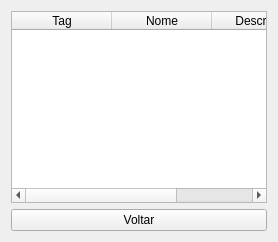
jonatastz/Projeto_Inovacao, file service_tag_manager/view/ui_historico.ui: the form before one commit.
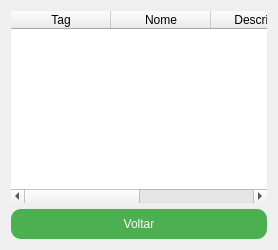
The form after the commit.

Commit message: adição de campo de data e ajuste de layout

Patch:
```diff
--- a/service_tag_manager/view/ui_historico.ui
+++ b/service_tag_manager/view/ui_historico.ui
@@ -2,11 +2,42 @@
 <ui version="4.0">
  <class>HistoricoWidget</class>
  <widget class="QWidget" name="HistoricoWidget">
+  <property name="windowTitle">
+   <string>HISTÓRICO DE EQUIPAMENTOS</string>
+  </property>
+  <property name="styleSheet">
+   <string notr="true"><![CDATA[
+    QWidget {
+        background: qlineargradient(
+            spread:pad,
+            x1:0, y1:0,
+            x2:1, y2:1,
+            stop:0 #a8e6cf,
+            stop:1 #00bcd4
+        );
+    }
+    QPushButton {
+        background-color: #4CAF50;
+        color: white;
+        border-radius: 10px;
+        padding: 8px 16px;
+    }
+    QPushButton:hover { background-color: #45a049; }
+    QLineEdit, QTextEdit {
+        background-color: #ffffff;
+        border: 1px solid #ccc;
+        border-radius: 6px;
+        padding: 4px;
+    }
+    QTableWidget { background-color: #ffffff; border-radius: 6px; }
+   ]]></string>
+  </property>
+
   <layout class="QVBoxLayout" name="verticalLayout">
    <item>
     <widget class="QTableWidget" name="table_historico">
      <property name="columnCount">
-      <number>3</number>
+      <number>4</number>
      </property>
      <column>
       <property name="text">
@@ -19,9 +50,10 @@
       </property>
      </column>
      <column>
-      <property name="text">
-       <string>Descrição</string>
-      </property>
+      <property name="text"><string>Descrição</string></property>
+     </column>
+     <column>
+      <property name="text"><string>Data</string></property>
      </column>
     </widget>
    </item>
```
Left out of the diff: 13 changed lines with no effect on the pictures. The commit also changes 9 other files.
